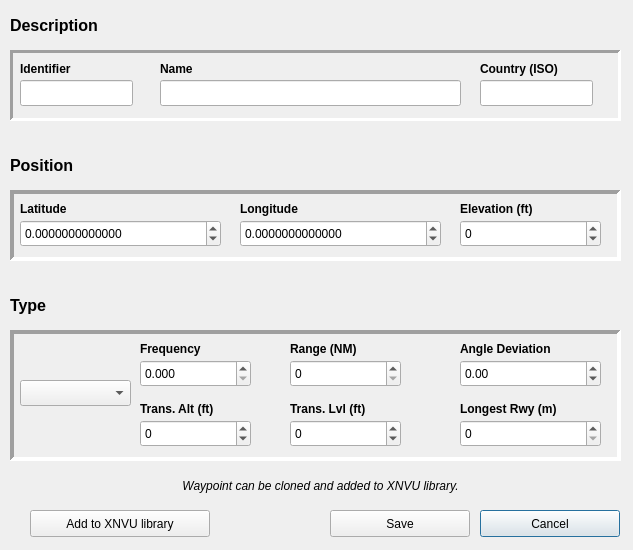
Before: the Qt Designer form dialogwaypointedit.ui in Vantskruv/XNVU-Calculator, drawn with Qt 5.
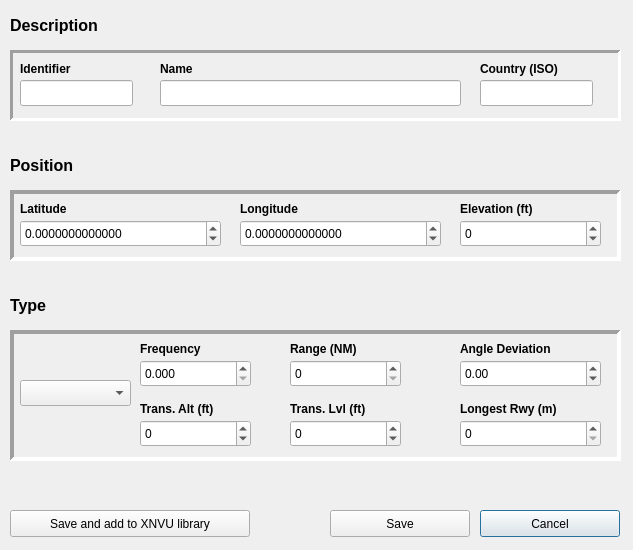
After: the same form once the commit is applied.

```diff
--- a/dialogwaypointedit.ui
+++ b/dialogwaypointedit.ui
@@ -557,30 +557,6 @@
     <string>Position</string>
    </property>
   </widget>
-  <widget class="QLabel" name="label_6">
-   <property name="geometry">
-    <rect>
-     <x>10</x>
-     <y>460</y>
-     <width>621</width>
-     <height>51</height>
-    </rect>
-   </property>
-   <property name="font">
-    <font>
-     <italic>true</italic>
-    </font>
-   </property>
-   <property name="layoutDirection">
-    <enum>Qt::LeftToRight</enum>
-   </property>
-   <property name="text">
-    <string>Waypoint can be cloned and added to XNVU library.</string>
-   </property>
-   <property name="alignment">
-    <set>Qt::AlignCenter</set>
-   </property>
-  </widget>
   <widget class="QPushButton" name="pushButton_Cancel">
    <property name="geometry">
     <rect>
@@ -634,26 +610,26 @@
   <widget class="QPushButton" name="pushButton_CreateNew">
    <property name="geometry">
     <rect>
-     <x>30</x>
+     <x>10</x>
      <y>510</y>
-     <width>180</width>
+     <width>240</width>
      <height>27</height>
     </rect>
    </property>
    <property name="minimumSize">
     <size>
-     <width>180</width>
+     <width>240</width>
      <height>0</height>
     </size>
    </property>
    <property name="maximumSize">
     <size>
-     <width>180</width>
+     <width>240</width>
      <height>16777215</height>
     </size>
    </property>
    <property name="text">
-    <string>Add to XNVU library</string>
+    <string>Save and add to XNVU library</string>
    </property>
   </widget>
  </widget>
```
